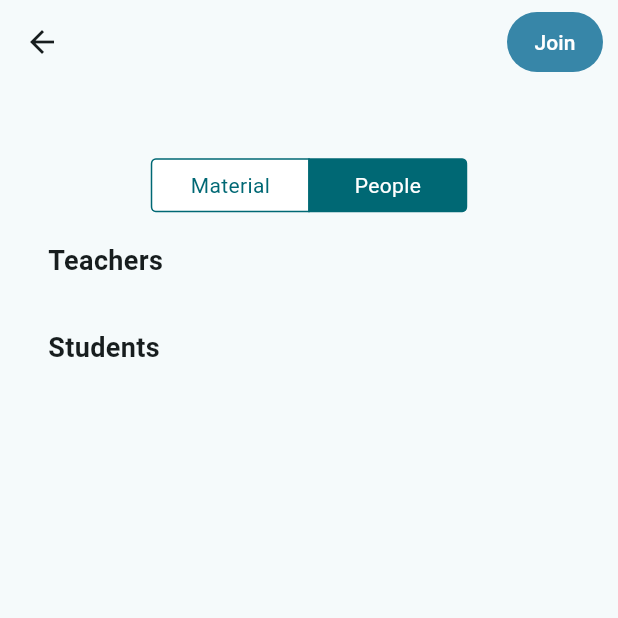
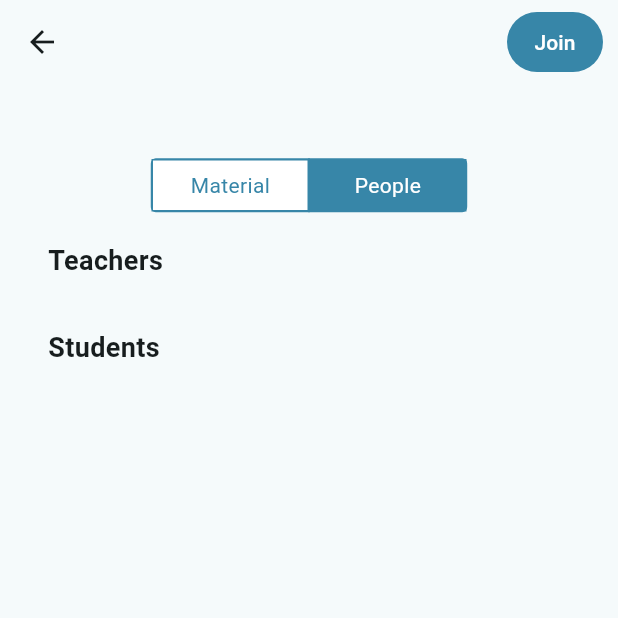
Before and after one commit to ali-mansour21/Studify-App, a Flutter app: the ClassDetailScreen screen opened directly with empty values, after a tap on "People", on a phone screen of 412 x 824 dp, the top half of it. Run offline on Flutter 3.47's test engine with Material 3 defaults, Android fonts, the light colour scheme and no system bars; our stand-ins replace camera, file_picker, firebase_core, firebase_messaging, fluttertoast, image_picker and 2 more; missing offline and left inert: flutter_pdfview; accounts and stored records are empty; project files that could hold a hidden picture were left out.

Commit message:
Fix the tabs style

```diff
--- a/mobile/lib/screens/class_detail_screen.dart
+++ b/mobile/lib/screens/class_detail_screen.dart
@@ -192,6 +192,9 @@ class _ClassDetailScreenState extends State<ClassDetailScreen> {
                   width: 105,
                   height: 35,
                   groupValue: _selectedIndex,
+                  selectedColor: Color(0xFF3786A8),
+                  unselectedColor: Colors.white,
+                  borderColor: Color(0xFF3786A8),
                 ),
                 Expanded(child: content[_selectedIndex]),
               ],
--- a/mobile/lib/widgets/segmented_control.dart
+++ b/mobile/lib/widgets/segmented_control.dart
@@ -8,6 +8,10 @@ class SegmentedControl extends StatefulWidget {
   final double borderRadius;
   final double? width;
   final double? height;
+  final Color selectedColor;
+  final Color unselectedColor;
+  final Color borderColor;
+
   const SegmentedControl({
     super.key,
     required this.labels,
@@ -16,6 +20,9 @@ class SegmentedControl extends StatefulWidget {
     this.borderRadius = 10.0,
     this.width,
     this.height,
+    this.selectedColor = const Color(0xFF3786A8),
+    this.unselectedColor = CupertinoColors.white,
+    this.borderColor = CupertinoColors.systemGrey,
   });
 
   @override
@@ -31,13 +38,27 @@ class _SegmentedControlState extends State<SegmentedControl> {
         width: widget.width,
         height: widget.height,
         alignment: Alignment.center,
-        child: Text(widget.labels[i]),
+        decoration: BoxDecoration(
+          color: widget.groupValue == i
+              ? widget.selectedColor
+              : widget.unselectedColor,
+          border: Border.all(
+            color: widget.borderColor,
+          ),
+        ),
+        child: Text(
+          widget.labels[i],
+          style: TextStyle(
+            color: widget.groupValue == i
+                ? widget.unselectedColor
+                : widget.selectedColor,
+          ),
+        ),
       );
     }
 
     return Container(
-      decoration: BoxDecoration(
-        borderRadius: BorderRadius.circular(widget.borderRadius),
+      decoration: const BoxDecoration(
         color: Colors.transparent,
       ),
       child: ClipRRect(
@@ -47,6 +68,7 @@ class _SegmentedControlState extends State<SegmentedControl> {
           onValueChanged: widget.onSegmentChosen,
           groupValue: widget.groupValue,
           padding: const EdgeInsets.all(4.0),
+          borderColor: widget.borderColor,
         ),
       ),
     );
```
